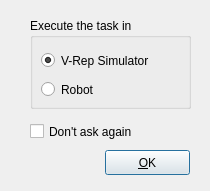
Before: the Qt Designer form ui/task_executedialog.ui in JoaoQPereira/motion_manager, drawn with Qt 5.
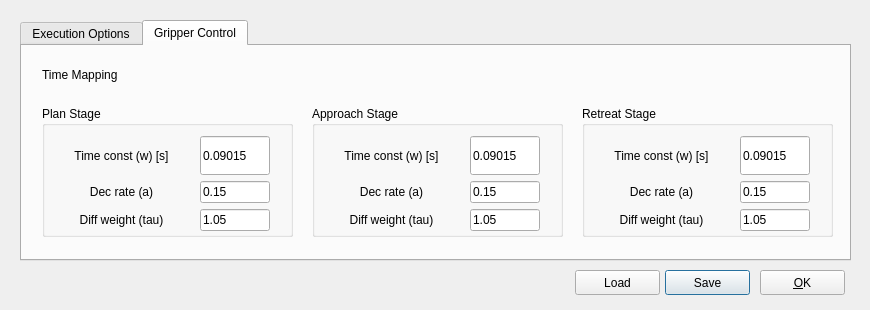
After: the same form once the commit is applied. The open tabs and pages were chosen to show the change.

Commit message: New tols for the Toy Vehicle scenario; Time mapping in the task execution

The edit to the form file:
```diff
--- a/ui/task_executedialog.ui
+++ b/ui/task_executedialog.ui
@@ -6,66 +6,482 @@
    <rect>
     <x>0</x>
     <y>0</y>
-    <width>210</width>
-    <height>191</height>
+    <width>870</width>
+    <height>310</height>
    </rect>
   </property>
   <property name="windowTitle">
    <string>Execution Settings</string>
   </property>
-  <widget class="QGroupBox" name="groupBox_execute">
+  <widget class="QTabWidget" name="tabWidget">
    <property name="geometry">
     <rect>
-     <x>30</x>
-     <y>18</y>
-     <width>161</width>
-     <height>91</height>
+     <x>20</x>
+     <y>20</y>
+     <width>831</width>
+     <height>241</height>
     </rect>
    </property>
-   <property name="font">
-    <font>
-     <weight>50</weight>
-     <bold>false</bold>
-    </font>
+   <property name="currentIndex">
+    <number>0</number>
    </property>
-   <property name="title">
-    <string>Execute the task in</string>
-   </property>
-   <widget class="QRadioButton" name="radioButton_execTask_Robot">
-    <property name="geometry">
-     <rect>
-      <x>11</x>
-      <y>60</y>
-      <width>91</width>
-      <height>23</height>
-     </rect>
-    </property>
-    <property name="text">
-     <string>Robot</string>
-    </property>
+   <widget class="QWidget" name="tabExecution_task">
+    <attribute name="title">
+     <string>Execution Options</string>
+    </attribute>
+    <widget class="QGroupBox" name="groupBox_execute_task">
+     <property name="geometry">
+      <rect>
+       <x>290</x>
+       <y>40</y>
+       <width>251</width>
+       <height>91</height>
+      </rect>
+     </property>
+     <property name="font">
+      <font>
+       <weight>50</weight>
+       <bold>false</bold>
+      </font>
+     </property>
+     <property name="title">
+      <string>Execute the planned tasks in</string>
+     </property>
+     <widget class="QRadioButton" name="radioButton_execTask_Robot">
+      <property name="geometry">
+       <rect>
+        <x>11</x>
+        <y>60</y>
+        <width>91</width>
+        <height>23</height>
+       </rect>
+      </property>
+      <property name="text">
+       <string>Robot</string>
+      </property>
+     </widget>
+     <widget class="QRadioButton" name="radioButton_execTask_VRep">
+      <property name="geometry">
+       <rect>
+        <x>11</x>
+        <y>31</y>
+        <width>161</width>
+        <height>23</height>
+       </rect>
+      </property>
+      <property name="text">
+       <string>V-Rep Simulator</string>
+      </property>
+      <property name="checked">
+       <bool>true</bool>
+      </property>
+     </widget>
+    </widget>
+    <widget class="QCheckBox" name="checkBox_rememberChoice_task">
+     <property name="geometry">
+      <rect>
+       <x>330</x>
+       <y>160</y>
+       <width>131</width>
+       <height>23</height>
+      </rect>
+     </property>
+     <property name="text">
+      <string>Don't ask again</string>
+     </property>
+    </widget>
    </widget>
-   <widget class="QRadioButton" name="radioButton_execTask_VRep">
-    <property name="geometry">
-     <rect>
-      <x>11</x>
-      <y>31</y>
-      <width>161</width>
-      <height>23</height>
-     </rect>
-    </property>
-    <property name="text">
-     <string>V-Rep Simulator</string>
-    </property>
-    <property name="checked">
-     <bool>true</bool>
-    </property>
+   <widget class="QWidget" name="tabGripperControl_task">
+    <attribute name="title">
+     <string>Gripper Control</string>
+    </attribute>
+    <widget class="QGroupBox" name="groupBox_gripperControl_plan">
+     <property name="geometry">
+      <rect>
+       <x>20</x>
+       <y>60</y>
+       <width>251</width>
+       <height>131</height>
+      </rect>
+     </property>
+     <property name="font">
+      <font>
+       <weight>50</weight>
+       <bold>false</bold>
+      </font>
+     </property>
+     <property name="title">
+      <string>Plan Stage</string>
+     </property>
+     <widget class="QWidget" name="layoutWidget_4">
+      <property name="geometry">
+       <rect>
+        <x>7</x>
+        <y>30</y>
+        <width>221</width>
+        <height>95</height>
+       </rect>
+      </property>
+      <layout class="QVBoxLayout" name="verticalLayout_4">
+       <item>
+        <layout class="QHBoxLayout" name="horizontalLayout_10">
+         <item>
+          <widget class="QLabel" name="label_w_plan">
+           <property name="minimumSize">
+            <size>
+             <width>0</width>
+             <height>0</height>
+            </size>
+           </property>
+           <property name="text">
+            <string>Time const (w) [s]</string>
+           </property>
+           <property name="alignment">
+            <set>Qt::AlignCenter</set>
+           </property>
+          </widget>
+         </item>
+         <item>
+          <widget class="QLineEdit" name="lineEdit_w_plan">
+           <property name="maximumSize">
+            <size>
+             <width>70</width>
+             <height>50</height>
+            </size>
+           </property>
+           <property name="text">
+            <string>0.09015</string>
+           </property>
+          </widget>
+         </item>
+        </layout>
+       </item>
+       <item>
+        <layout class="QHBoxLayout" name="horizontalLayout_11">
+         <item>
+          <widget class="QLabel" name="label_a_plan">
+           <property name="text">
+            <string>Dec rate (a)</string>
+           </property>
+           <property name="alignment">
+            <set>Qt::AlignCenter</set>
+           </property>
+          </widget>
+         </item>
+         <item>
+          <widget class="QLineEdit" name="lineEdit_a_plan">
+           <property name="maximumSize">
+            <size>
+             <width>70</width>
+             <height>16777215</height>
+            </size>
+           </property>
+           <property name="text">
+            <string>0.15</string>
+           </property>
+          </widget>
+         </item>
+        </layout>
+       </item>
+       <item>
+        <layout class="QHBoxLayout" name="horizontalLayout_12">
+         <item>
+          <widget class="QLabel" name="label_tau_plan">
+           <property name="text">
+            <string>Diff weight (tau)</string>
+           </property>
+           <property name="alignment">
+            <set>Qt::AlignCenter</set>
+           </property>
+          </widget>
+         </item>
+         <item>
+          <widget class="QLineEdit" name="lineEdit_tau_plan">
+           <property name="maximumSize">
+            <size>
+             <width>70</width>
+             <height>16777215</height>
+            </size>
+           </property>
+           <property name="text">
+            <string>1.05</string>
+           </property>
+          </widget>
+         </item>
+        </layout>
+       </item>
+      </layout>
+     </widget>
+    </widget>
+    <widget class="QGroupBox" name="groupBox_gripperControl_app">
+     <property name="geometry">
+      <rect>
+       <x>290</x>
+       <y>60</y>
+       <width>251</width>
+       <height>131</height>
+      </rect>
+     </property>
+     <property name="font">
+      <font>
+       <weight>50</weight>
+       <bold>false</bold>
+      </font>
+     </property>
+     <property name="title">
+      <string>Approach Stage</string>
+     </property>
+     <widget class="QWidget" name="layoutWidget_5">
+      <property name="geometry">
+       <rect>
+        <x>7</x>
+        <y>30</y>
+        <width>221</width>
+        <height>95</height>
+       </rect>
+      </property>
+      <layout class="QVBoxLayout" name="verticalLayout_5">
+       <item>
+        <layout class="QHBoxLayout" name="horizontalLayout_13">
+         <item>
+          <widget class="QLabel" name="label_w_app">
+           <property name="minimumSize">
+            <size>
+             <width>0</width>
+             <height>0</height>
+            </size>
+           </property>
+           <property name="text">
+            <string>Time const (w) [s]</string>
+           </property>
+           <property name="alignment">
+            <set>Qt::AlignCenter</set>
+           </property>
+          </widget>
+         </item>
+         <item>
+          <widget class="QLineEdit" name="lineEdit_w_app">
+           <property name="maximumSize">
+            <size>
+             <width>70</width>
+             <height>50</height>
+            </size>
+           </property>
+           <property name="text">
+            <string>0.09015</string>
+           </property>
+          </widget>
+         </item>
+        </layout>
+       </item>
+       <item>
+        <layout class="QHBoxLayout" name="horizontalLayout_14">
+         <item>
+          <widget class="QLabel" name="label_a_app">
+           <property name="text">
+            <string>Dec rate (a)</string>
+           </property>
+           <property name="alignment">
+            <set>Qt::AlignCenter</set>
+           </property>
+          </widget>
+         </item>
+         <item>
+          <widget class="QLineEdit" name="lineEdit_a_app">
+           <property name="maximumSize">
+            <size>
+             <width>70</width>
+             <height>16777215</height>
+            </size>
+           </property>
+           <property name="text">
+            <string>0.15</string>
+           </property>
+          </widget>
+         </item>
+        </layout>
+       </item>
+       <item>
+        <layout class="QHBoxLayout" name="horizontalLayout_15">
+         <item>
+          <widget class="QLabel" name="label_tau_app">
+           <property name="text">
+            <string>Diff weight (tau)</string>
+           </property>
+           <property name="alignment">
+            <set>Qt::AlignCenter</set>
+           </property>
+          </widget>
+         </item>
+         <item>
+          <widget class="QLineEdit" name="lineEdit_tau_app">
+           <property name="maximumSize">
+            <size>
+             <width>70</width>
+             <height>16777215</height>
+            </size>
+           </property>
+           <property name="text">
+            <string>1.05</string>
+           </property>
+          </widget>
+         </item>
+        </layout>
+       </item>
+      </layout>
+     </widget>
+    </widget>
+    <widget class="QGroupBox" name="groupBox_gripperControl_ret">
+     <property name="geometry">
+      <rect>
+       <x>560</x>
+       <y>60</y>
+       <width>251</width>
+       <height>131</height>
+      </rect>
+     </property>
+     <property name="font">
+      <font>
+       <weight>50</weight>
+       <bold>false</bold>
+      </font>
+     </property>
+     <property name="title">
+      <string>Retreat Stage</string>
+     </property>
+     <widget class="QWidget" name="layoutWidget_6">
+      <property name="geometry">
+       <rect>
+        <x>7</x>
+        <y>30</y>
+        <width>221</width>
+        <height>95</height>
+       </rect>
+      </property>
+      <layout class="QVBoxLayout" name="verticalLayout_6">
+       <item>
+        <layout class="QHBoxLayout" name="horizontalLayout_16">
+         <item>
+          <widget class="QLabel" name="label_w_ret">
+           <property name="minimumSize">
+            <size>
+             <width>0</width>
+             <height>0</height>
+            </size>
+           </property>
+           <property name="text">
+            <string>Time const (w) [s]</string>
+           </property>
+           <property name="alignment">
+            <set>Qt::AlignCenter</set>
+           </property>
+          </widget>
+         </item>
+         <item>
+          <widget class="QLineEdit" name="lineEdit_w_ret">
+           <property name="maximumSize">
+            <size>
+             <width>70</width>
+             <height>50</height>
+            </size>
+           </property>
+           <property name="text">
+            <string>0.09015</string>
+           </property>
+          </widget>
+         </item>
+        </layout>
+       </item>
+       <item>
+        <layout class="QHBoxLayout" name="horizontalLayout_17">
+         <item>
+          <widget class="QLabel" name="label_a_ret">
+           <property name="text">
+            <string>Dec rate (a)</string>
+           </property>
+           <property name="alignment">
+            <set>Qt::AlignCenter</set>
+           </property>
+          </widget>
+         </item>
+         <item>
+          <widget class="QLineEdit" name="lineEdit_a_ret">
+           <property name="maximumSize">
+            <size>
+             <width>70</width>
+             <height>16777215</height>
+            </size>
+           </property>
+           <property name="text">
+            <string>0.15</string>
+           </property>
+          </widget>
+         </item>
+        </layout>
+       </item>
+       <item>
+        <layout class="QHBoxLayout" name="horizontalLayout_18">
+         <item>
+          <widget class="QLabel" name="label_tau_ret">
+           <property name="text">
+            <string>Diff weight (tau)</string>
+           </property>
+           <property name="alignment">
+            <set>Qt::AlignCenter</set>
+           </property>
+          </widget>
+         </item>
+         <item>
+          <widget class="QLineEdit" name="lineEdit_tau_ret">
+           <property name="maximumSize">
+            <size>
+             <width>70</width>
+             <height>16777215</height>
+            </size>
+           </property>
+           <property name="text">
+            <string>1.05</string>
+           </property>
+          </widget>
+         </item>
+        </layout>
+       </item>
+      </layout>
+     </widget>
+    </widget>
+    <widget class="QLabel" name="label">
+     <property name="geometry">
+      <rect>
+       <x>20</x>
+       <y>20</y>
+       <width>161</width>
+       <height>17</height>
+      </rect>
+     </property>
+     <property name="text">
+      <string>Time Mapping</string>
+     </property>
+    </widget>
    </widget>
   </widget>
+  <widget class="QPushButton" name="pushButtonSave">
+   <property name="geometry">
+    <rect>
+     <x>665</x>
+     <y>270</y>
+     <width>85</width>
+     <height>25</height>
+    </rect>
+   </property>
+   <property name="text">
+    <string>Save</string>
+   </property>
+  </widget>
   <widget class="QPushButton" name="pushButtonOK">
    <property name="geometry">
     <rect>
-     <x>105</x>
-     <y>150</y>
+     <x>760</x>
+     <y>270</y>
      <width>85</width>
      <height>25</height>
     </rect>
@@ -74,17 +490,17 @@
     <string>&amp;OK</string>
    </property>
   </widget>
-  <widget class="QCheckBox" name="checkBox_rememberChoice">
+  <widget class="QPushButton" name="pushButtonLoad">
    <property name="geometry">
     <rect>
-     <x>30</x>
-     <y>120</y>
-     <width>161</width>
-     <height>23</height>
+     <x>575</x>
+     <y>270</y>
+     <width>85</width>
+     <height>25</height>
     </rect>
    </property>
    <property name="text">
-    <string>Don't ask again</string>
+    <string>Load</string>
    </property>
   </widget>
  </widget>
```
Left out of the diff: 19 changed lines with no effect on the pictures. The commit also changes 49 other files.
